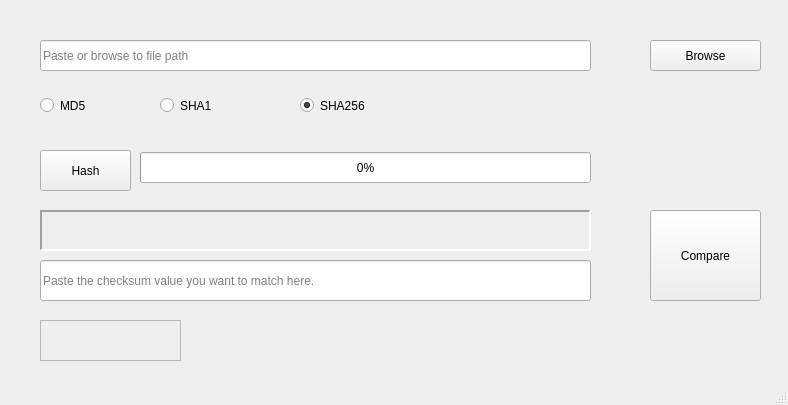
Above: hasher.ui from rikeijin/hasher before the change. Below: the same form after it.
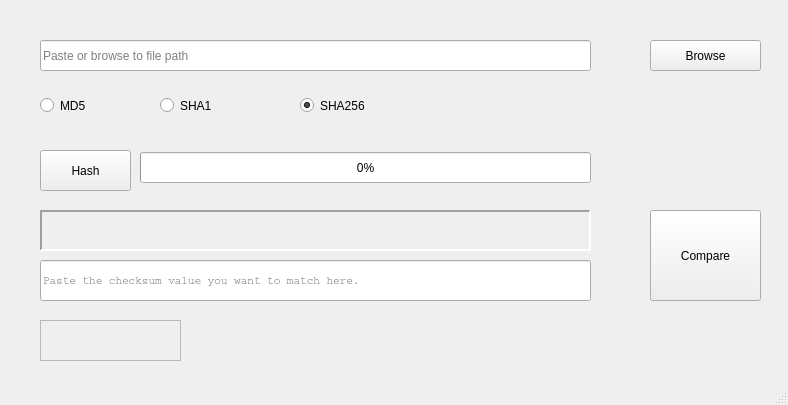
That is the form after the change.

Commit message:
enable high dpi support code before and after app=....
os.environ["QT_AUTO_SCREEN_SCALE_FACTOR"] = "1"
qapp = QApplication(sys.argv)
qapp.setAttribute(QtCore.Qt.AA_EnableHighDpiScaling)

What changed in the file:
```diff
--- a/hasher.ui
+++ b/hasher.ui
@@ -145,7 +145,8 @@
     </property>
     <property name="font">
      <font>
-      <family>Arial</family>
+      <family>Courier</family>
+      <pointsize>8</pointsize>
      </font>
     </property>
     <property name="text">
```
Left out of the diff: 3 changed lines with no effect on the pictures. The commit also changes 2 other files.
